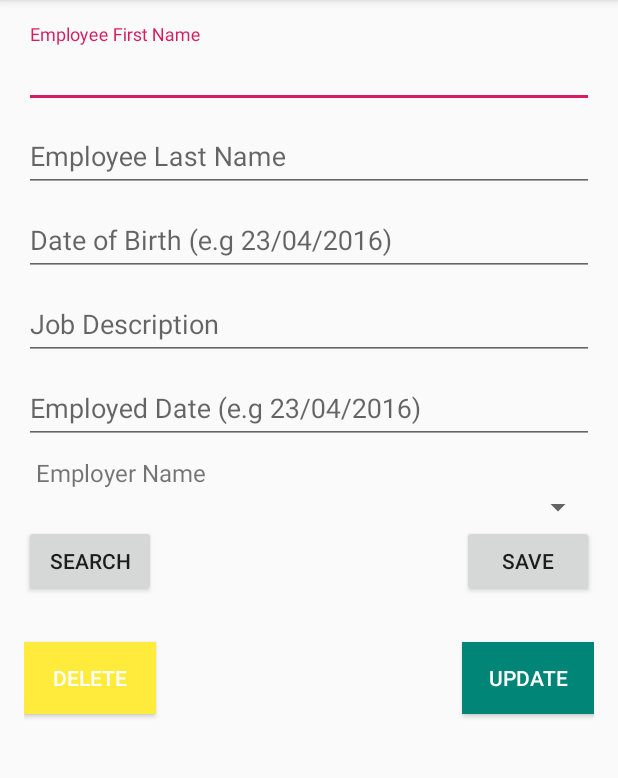
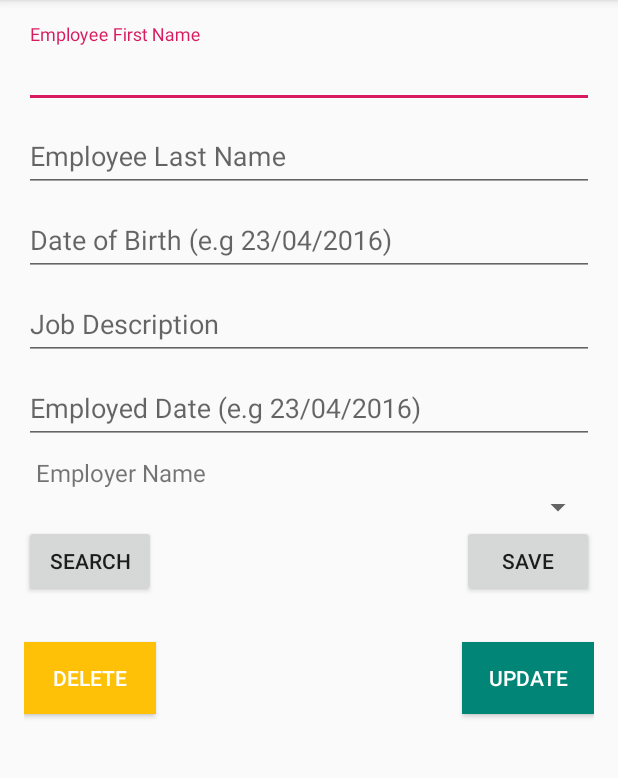
Before and after one commit to sabdj2020/WebProgramming, an Android app: the EmployeeActivity screen opened directly, with no data from a screen before it, on a phone screen of 412 x 824 dp, the part 84-862 px from its top. Run offline under Robolectric (Android 15) with nearby library versions, the phone set to English and light mode, and no system bars; our stand-ins replace data binding.

Commit message:
icp5-mob

```diff
--- a/MOBILE-ICP5/Mobile_Lesson5/Mobile_Lesson5/SQLite/SQLite/app/src/main/res/layout/activity_employee.xml
+++ b/MOBILE-ICP5/Mobile_Lesson5/Mobile_Lesson5/SQLite/SQLite/app/src/main/res/layout/activity_employee.xml
@@ -133,16 +133,21 @@
                 android:layout_width="wrap_content"
                 android:layout_height="wrap_content"
                 android:layout_below="@id/saveButton"
+
                 android:layout_alignParentLeft="true"
-                android:background="#FFEB3B"
+
+                android:background="#FFC107"
+
                 android:text="Delete"
+
                 android:textColor="@color/cardview_light_background" />
 
             <android.support.v7.widget.RecyclerView
                 android:id="@+id/recycleView"
                 android:layout_width="match_parent"
                 android:layout_height="match_parent"
-                android:layout_below="@id/searchButton" />
+                android:layout_below="@id/searchButton"
+                android:layout_marginTop="90dp" />
         </RelativeLayout>
     </ScrollView>
 </layout>
```
Also changed, not shown: 8 other files.
